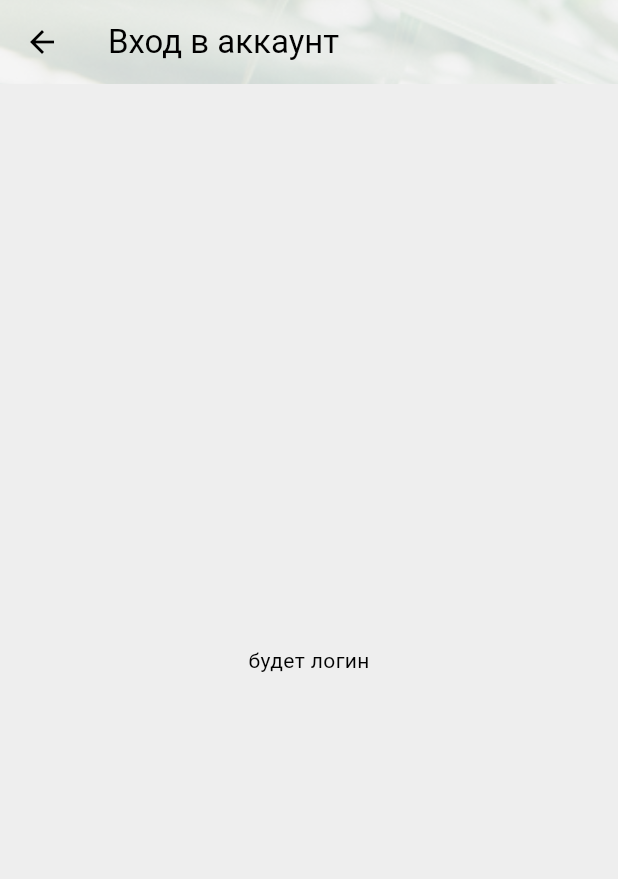
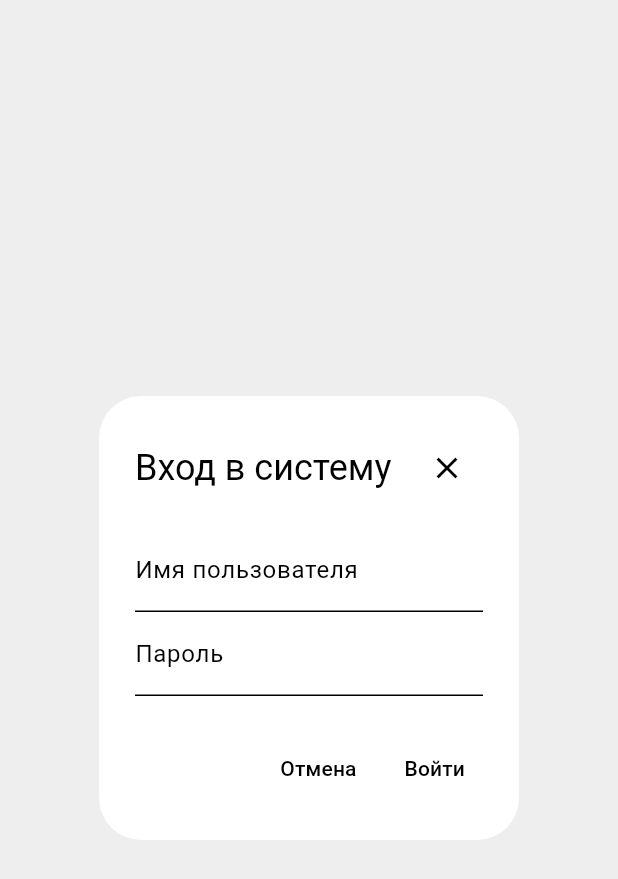
Before and after one commit to TP1-SimplifyWasteCollection/FlutterFrontend, a Flutter app: the LoginPage widget shown alone on an empty page, opened directly, on a phone screen of 412 x 824 dp. Shown: the top 879 px of the screen. Run offline on Flutter 3.47's test engine with Material 3 defaults, Android fonts, the phone set to English and light mode, and no system bars; drawn by our look-alikes of dynamic_color; our stand-ins replace geolocator, permission_handler, shared_preferences; missing offline and left inert: mapbox_maps_flutter; accounts and stored records are empty.

Commit message:
added simple login window as an example

```diff
--- a/lib/main.dart
+++ b/lib/main.dart
@@ -1,6 +1,5 @@
 import 'package:flutter/material.dart';
 import 'package:testmap/pages/about.dart';
-import 'package:testmap/pages/login.dart';
 import 'package:testmap/pages/settings.dart';
 import 'theme.dart';
 import 'package:dynamic_color/dynamic_color.dart';
@@ -24,7 +23,6 @@ class RecycleMeApp extends StatelessWidget {
             routes: {
               '/aboutpage': (context) => AboutPage(),
               '/settingspage' :(context) => SettingsPage(),
-              '/loginpage' : (context) => LoginPage(),
             },
             );
       },
--- a/lib/pages/login.dart
+++ b/lib/pages/login.dart
@@ -8,16 +8,79 @@ class LoginPage extends StatefulWidget {
 }
 
 class _LoginPageState extends State<LoginPage> {
+  final _formKey = GlobalKey<FormState>();
+  final _usernameController = TextEditingController();
+  final _passwordController = TextEditingController();
+
+  @override
+  void dispose() {
+    _usernameController.dispose();
+    _passwordController.dispose();
+    super.dispose();
+  }
+
   @override
   Widget build(BuildContext context) {
-    return Scaffold(
-       appBar: AppBar(
-        title: const Text('Вход в аккаунт'),
-        flexibleSpace: FlexibleSpaceBar(
-          background: Image.asset('assets/Header.png', fit: BoxFit.cover),
+    return AlertDialog(
+      title: Row(
+        mainAxisAlignment: MainAxisAlignment.spaceBetween,
+        children: [
+          Text('Вход в систему'),
+          IconButton(
+            icon: Icon(Icons.close),
+            onPressed: () {
+              Navigator.of(context).pop();
+            },
+          ),
+        ],
+      ),
+      content: Form(
+        key: _formKey,
+        child: Column(
+          mainAxisSize: MainAxisSize.min,
+          children: [
+            TextFormField(
+              controller: _usernameController,
+              decoration: InputDecoration(labelText: 'Имя пользователя'),
+              validator: (value) {
+                if (value == null || value.isEmpty) {
+                  return 'Пожалуйста, введите имя пользователя';
+                }
+                return null;
+              },
+            ),
+            TextFormField(
+              controller: _passwordController,
+              decoration: InputDecoration(labelText: 'Пароль'),
+              obscureText: true,
+              validator: (value) {
+                if (value == null || value.isEmpty) {
+                  return 'Пожалуйста, введите пароль';
+                }
+                return null;
+              },
+            ),
+
+          ],
         ),
       ),
-      body: Center(child: Text('будет логин'),),
+      actions: <Widget>[
+        TextButton(
+          child: Text('Отмена',style: TextStyle(color: Colors.black),),
+          onPressed: () {
+            Navigator.of(context).pop();
+          },
+        ),
+        TextButton(
+          child: Text('Войти',style: TextStyle(color: Colors.black)),
+          onPressed: () {
+            if (_formKey.currentState!.validate()) {
+              // Perform login action
+              Navigator.of(context).pop();
+            }
+          },
+        ),
+      ],
     );
   }
 }
--- a/lib/pages/map_screen.dart
+++ b/lib/pages/map_screen.dart
@@ -95,7 +95,7 @@ class _FullMapState extends State<FullMap> {
     );
     currentUserLocation = position;
 
-    mapboxMap?.flyTo(
+    mapboxMap?.easeTo(
       CameraOptions(
         center: Point(
           coordinates: Position(
@@ -107,10 +107,10 @@ class _FullMapState extends State<FullMap> {
         bearing: 0,
         pitch: 5,
       ),
-      MapAnimationOptions(duration: 1300, startDelay: 0),
+      MapAnimationOptions(duration: 500, startDelay: 0),
     );
 
-    Timer(Duration(milliseconds: 1400), () {
+    Timer(Duration(milliseconds: 550), () {
       setState(() {
         isCameraOnUserLocation = true;
       });
```
Also changed, not shown: lib/pages/main_page.dart (+5 -2 lines), lib/screens/collection_points_view.dart (+9 -6 lines).
